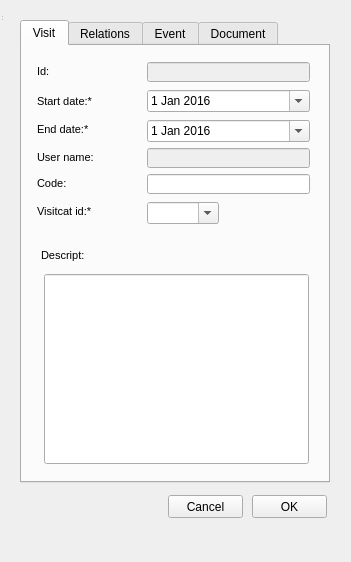
This is ui/add_visit.ui in Giswater/giswater_qgis_plugin as Qt 5 draws it before an edit. The edited form follows.
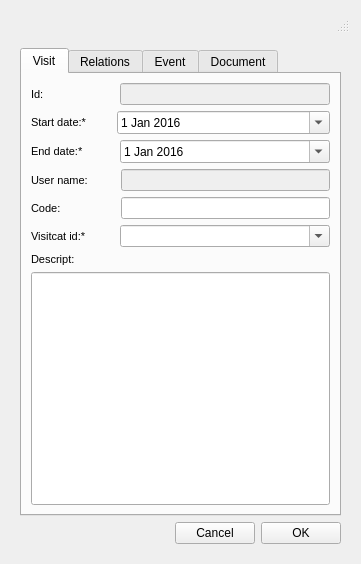
This is the edited form. Icons and pictures are not drawn.

Commit message: Visit tab dynamic size adjustable

```diff
--- a/ui/add_visit.ui
+++ b/ui/add_visit.ui
@@ -6,49 +6,22 @@
    <rect>
     <x>0</x>
     <y>0</y>
-    <width>351</width>
-    <height>562</height>
+    <width>361</width>
+    <height>564</height>
    </rect>
   </property>
   <property name="windowTitle">
    <string>MainWindow</string>
   </property>
-  <widget class="QWidget" name="centralwidget">
-   <widget class="QPushButton" name="btn_accept">
-    <property name="geometry">
-     <rect>
-      <x>252</x>
-      <y>495</y>
-      <width>75</width>
-      <height>23</height>
-     </rect>
-    </property>
-    <property name="text">
-     <string>OK</string>
-    </property>
-   </widget>
-   <widget class="QPushButton" name="btn_cancel">
-    <property name="geometry">
-     <rect>
-      <x>168</x>
-      <y>495</y>
-      <width>75</width>
-      <height>23</height>
-     </rect>
-    </property>
-    <property name="text">
-     <string>Cancel</string>
-    </property>
-   </widget>
+  <layout class="QVBoxLayout" name="verticalLayout_3">
+   <item>
+    <widget class="QStatusBar" name="statusbar"/>
+   </item>
+   <item>
+    <widget class="QWidget" name="centralwidget" native="true">
+     <layout class="QVBoxLayout" name="verticalLayout_2">
+      <item>
    <widget class="QTabWidget" name="tabWidget">
-    <property name="geometry">
-     <rect>
-      <x>20</x>
-      <y>20</y>
-      <width>310</width>
-      <height>463</height>
-     </rect>
-    </property>
     <property name="currentIndex">
      <number>0</number>
     </property>
@@ -56,31 +29,73 @@
      <attribute name="title">
       <string>Visit</string>
      </attribute>
-     <widget class="QLineEdit" name="cur_user">
-      <property name="enabled">
+         <layout class="QVBoxLayout" name="verticalLayout" stretch="0,0,0,0,0,0,0,0">
+          <item>
+           <layout class="QHBoxLayout" name="horizontalLayout" stretch="0,0,1">
+            <item>
+             <widget class="QLabel" name="label_node_type">
+              <property name="font">
+               <font>
+                <pointsize>8</pointsize>
+                <weight>50</weight>
+                <bold>false</bold>
+               </font>
+              </property>
+              <property name="frameShape">
+               <enum>QFrame::NoFrame</enum>
+              </property>
+              <property name="frameShadow">
+               <enum>QFrame::Plain</enum>
+              </property>
+              <property name="text">
+               <string>Id:</string>
+              </property>
+              <property name="textFormat">
+               <enum>Qt::AutoText</enum>
+              </property>
+              <property name="scaledContents">
        <bool>false</bool>
       </property>
-      <property name="geometry">
-       <rect>
-        <x>125</x>
-        <y>102</y>
-        <width>163</width>
+              <property name="alignment">
+               <set>Qt::AlignLeading|Qt::AlignLeft|Qt::AlignVCenter</set>
+              </property>
+              <property name="margin">
+               <number>3</number>
+              </property>
+             </widget>
+            </item>
+            <item>
+             <spacer name="horizontalSpacer_2">
+              <property name="orientation">
+               <enum>Qt::Horizontal</enum>
+              </property>
+              <property name="sizeType">
+               <enum>QSizePolicy::Preferred</enum>
+              </property>
+              <property name="sizeHint" stdset="0">
+               <size>
+                <width>70</width>
         <height>20</height>
-       </rect>
+               </size>
+              </property>
+             </spacer>
+            </item>
+            <item>
+             <widget class="QLineEdit" name="visit_id">
+              <property name="enabled">
+               <bool>false</bool>
       </property>
       <property name="frame">
        <bool>true</bool>
       </property>
      </widget>
+            </item>
+           </layout>
+          </item>
+          <item>
+           <layout class="QHBoxLayout" name="horizontalLayout_2" stretch="0,0,1">
+            <item>
      <widget class="QLabel" name="label_node_type_3">
-      <property name="geometry">
-       <rect>
-        <x>15</x>
-        <y>44</y>
-        <width>103</width>
-        <height>22</height>
-       </rect>
-      </property>
       <property name="font">
        <font>
         <pointsize>8</pointsize>
@@ -110,125 +125,28 @@
        <number>3</number>
       </property>
      </widget>
-     <widget class="QComboBox" name="visitcat_id">
-      <property name="geometry">
-       <rect>
-        <x>125</x>
-        <y>156</y>
-        <width>86</width>
-        <height>25</height>
-       </rect>
-      </property>
-      <property name="editable">
-       <bool>true</bool>
-      </property>
-      <property name="sizeAdjustPolicy">
-       <enum>QComboBox::AdjustToContents</enum>
-      </property>
-     </widget>
-     <widget class="QLineEdit" name="visit_id">
-      <property name="enabled">
-       <bool>false</bool>
-      </property>
-      <property name="geometry">
-       <rect>
-        <x>125</x>
-        <y>16</y>
-        <width>163</width>
+            </item>
+            <item>
+             <spacer name="horizontalSpacer_3">
+              <property name="orientation">
+               <enum>Qt::Horizontal</enum>
+              </property>
+              <property name="sizeType">
+               <enum>QSizePolicy::Fixed</enum>
+              </property>
+              <property name="sizeHint" stdset="0">
+               <size>
+                <width>22</width>
         <height>20</height>
-       </rect>
-      </property>
-      <property name="frame">
-       <bool>true</bool>
-      </property>
-     </widget>
-     <widget class="QDateEdit" name="enddate">
-      <property name="enabled">
-       <bool>true</bool>
-      </property>
-      <property name="geometry">
-       <rect>
-        <x>125</x>
-        <y>74</y>
-        <width>163</width>
-        <height>22</height>
-       </rect>
-      </property>
-      <property name="calendarPopup">
-       <bool>true</bool>
-      </property>
-      <property name="date">
-       <date>
-        <year>2016</year>
-        <month>1</month>
-        <day>1</day>
-       </date>
-      </property>
-     </widget>
-     <widget class="QLabel" name="label_flexunion_code_4">
-      <property name="geometry">
-       <rect>
-        <x>15</x>
-        <y>154</y>
-        <width>100</width>
-        <height>22</height>
-       </rect>
-      </property>
-      <property name="font">
-       <font>
-        <pointsize>8</pointsize>
-       </font>
-      </property>
-      <property name="frameShape">
-       <enum>QFrame::NoFrame</enum>
-      </property>
-      <property name="frameShadow">
-       <enum>QFrame::Plain</enum>
-      </property>
-      <property name="text">
-       <string>Visitcat id:*</string>
-      </property>
-      <property name="textFormat">
-       <enum>Qt::AutoText</enum>
-      </property>
-      <property name="scaledContents">
-       <bool>false</bool>
-      </property>
-      <property name="alignment">
-       <set>Qt::AlignLeading|Qt::AlignLeft|Qt::AlignVCenter</set>
-      </property>
-      <property name="margin">
-       <number>3</number>
-      </property>
-     </widget>
-     <widget class="QLineEdit" name="ext_code">
-      <property name="enabled">
-       <bool>true</bool>
-      </property>
-      <property name="geometry">
-       <rect>
-        <x>125</x>
-        <y>128</y>
-        <width>163</width>
-        <height>20</height>
-       </rect>
-      </property>
-      <property name="frame">
-       <bool>true</bool>
-      </property>
-     </widget>
+               </size>
+              </property>
+             </spacer>
+            </item>
+            <item>
      <widget class="QDateEdit" name="startdate">
       <property name="enabled">
        <bool>true</bool>
       </property>
-      <property name="geometry">
-       <rect>
-        <x>125</x>
-        <y>44</y>
-        <width>163</width>
-        <height>22</height>
-       </rect>
-      </property>
       <property name="calendarPopup">
        <bool>true</bool>
       </property>
@@ -240,91 +158,13 @@
        </date>
       </property>
      </widget>
-     <widget class="QLabel" name="label_node_type_4">
-      <property name="geometry">
-       <rect>
-        <x>15</x>
-        <y>126</y>
-        <width>97</width>
-        <height>22</height>
-       </rect>
-      </property>
-      <property name="font">
-       <font>
-        <pointsize>8</pointsize>
-        <weight>50</weight>
-        <bold>false</bold>
-       </font>
-      </property>
-      <property name="frameShape">
-       <enum>QFrame::NoFrame</enum>
-      </property>
-      <property name="frameShadow">
-       <enum>QFrame::Plain</enum>
-      </property>
-      <property name="text">
-       <string>Code:</string>
-      </property>
-      <property name="textFormat">
-       <enum>Qt::AutoText</enum>
-      </property>
-      <property name="scaledContents">
-       <bool>false</bool>
-      </property>
-      <property name="alignment">
-       <set>Qt::AlignLeading|Qt::AlignLeft|Qt::AlignVCenter</set>
-      </property>
-      <property name="margin">
-       <number>3</number>
-      </property>
-     </widget>
-     <widget class="QLabel" name="label_node_type">
-      <property name="geometry">
-       <rect>
-        <x>15</x>
-        <y>14</y>
-        <width>100</width>
-        <height>22</height>
-       </rect>
-      </property>
-      <property name="font">
-       <font>
-        <pointsize>8</pointsize>
-        <weight>50</weight>
-        <bold>false</bold>
-       </font>
-      </property>
-      <property name="frameShape">
-       <enum>QFrame::NoFrame</enum>
-      </property>
-      <property name="frameShadow">
-       <enum>QFrame::Plain</enum>
-      </property>
-      <property name="text">
-       <string>Id:</string>
-      </property>
-      <property name="textFormat">
-       <enum>Qt::AutoText</enum>
-      </property>
-      <property name="scaledContents">
-       <bool>false</bool>
-      </property>
-      <property name="alignment">
-       <set>Qt::AlignLeading|Qt::AlignLeft|Qt::AlignVCenter</set>
-      </property>
-      <property name="margin">
-       <number>3</number>
-      </property>
-     </widget>
+            </item>
+           </layout>
+          </item>
+          <item>
+           <layout class="QHBoxLayout" name="horizontalLayout_3" stretch="0,0,1">
+            <item>
      <widget class="QLabel" name="label_node_type_2">
-      <property name="geometry">
-       <rect>
-        <x>15</x>
-        <y>72</y>
-        <width>106</width>
-        <height>22</height>
-       </rect>
-      </property>
       <property name="font">
        <font>
         <pointsize>8</pointsize>
@@ -354,15 +194,46 @@
        <number>3</number>
       </property>
      </widget>
+            </item>
+            <item>
+             <spacer name="horizontalSpacer_4">
+              <property name="orientation">
+               <enum>Qt::Horizontal</enum>
+              </property>
+              <property name="sizeType">
+               <enum>QSizePolicy::Fixed</enum>
+              </property>
+              <property name="sizeHint" stdset="0">
+               <size>
+                <width>30</width>
+                <height>20</height>
+               </size>
+              </property>
+             </spacer>
+            </item>
+            <item>
+             <widget class="QDateEdit" name="enddate">
+              <property name="enabled">
+               <bool>true</bool>
+              </property>
+              <property name="calendarPopup">
+               <bool>true</bool>
+              </property>
+              <property name="date">
+               <date>
+                <year>2016</year>
+                <month>1</month>
+                <day>1</day>
+               </date>
+              </property>
+             </widget>
+            </item>
+           </layout>
+          </item>
+          <item>
+           <layout class="QHBoxLayout" name="horizontalLayout_4" stretch="0,0,1">
+            <item>
      <widget class="QLabel" name="label_node_type_5">
-      <property name="geometry">
-       <rect>
-        <x>15</x>
-        <y>100</y>
-        <width>100</width>
-        <height>22</height>
-       </rect>
-      </property>
       <property name="font">
        <font>
         <pointsize>8</pointsize>
@@ -392,25 +263,159 @@
        <number>3</number>
       </property>
      </widget>
-     <widget class="QLineEdit" name="descript">
-      <property name="geometry">
-       <rect>
-        <x>22</x>
-        <y>228</y>
-        <width>265</width>
-        <height>190</height>
-       </rect>
-      </property>
-     </widget>
+            </item>
+            <item>
+             <spacer name="horizontalSpacer_5">
+              <property name="orientation">
+               <enum>Qt::Horizontal</enum>
+              </property>
+              <property name="sizeType">
+               <enum>QSizePolicy::Fixed</enum>
+              </property>
+              <property name="sizeHint" stdset="0">
+               <size>
+                <width>27</width>
+                <height>20</height>
+               </size>
+              </property>
+             </spacer>
+            </item>
+            <item>
+             <widget class="QLineEdit" name="cur_user">
+              <property name="enabled">
+               <bool>false</bool>
+              </property>
+              <property name="frame">
+               <bool>true</bool>
+              </property>
+             </widget>
+            </item>
+           </layout>
+          </item>
+          <item>
+           <layout class="QHBoxLayout" name="horizontalLayout_5" stretch="0,0,1">
+            <item>
+             <widget class="QLabel" name="label_node_type_4">
+              <property name="font">
+               <font>
+                <pointsize>8</pointsize>
+                <weight>50</weight>
+                <bold>false</bold>
+               </font>
+              </property>
+              <property name="frameShape">
+               <enum>QFrame::NoFrame</enum>
+              </property>
+              <property name="frameShadow">
+               <enum>QFrame::Plain</enum>
+              </property>
+              <property name="text">
+               <string>Code:</string>
+              </property>
+              <property name="textFormat">
+               <enum>Qt::AutoText</enum>
+              </property>
+              <property name="scaledContents">
+               <bool>false</bool>
+              </property>
+              <property name="alignment">
+               <set>Qt::AlignLeading|Qt::AlignLeft|Qt::AlignVCenter</set>
+              </property>
+              <property name="margin">
+               <number>3</number>
+              </property>
+             </widget>
+            </item>
+            <item>
+             <spacer name="horizontalSpacer_6">
+              <property name="orientation">
+               <enum>Qt::Horizontal</enum>
+              </property>
+              <property name="sizeType">
+               <enum>QSizePolicy::Fixed</enum>
+              </property>
+              <property name="sizeHint" stdset="0">
+               <size>
+                <width>54</width>
+                <height>20</height>
+               </size>
+              </property>
+             </spacer>
+            </item>
+            <item>
+             <widget class="QLineEdit" name="ext_code">
+              <property name="enabled">
+               <bool>true</bool>
+              </property>
+              <property name="frame">
+               <bool>true</bool>
+              </property>
+             </widget>
+            </item>
+           </layout>
+          </item>
+          <item>
+           <layout class="QHBoxLayout" name="horizontalLayout_6" stretch="0,0,1">
+            <item>
+             <widget class="QLabel" name="label_flexunion_code_4">
+              <property name="font">
+               <font>
+                <pointsize>8</pointsize>
+               </font>
+              </property>
+              <property name="frameShape">
+               <enum>QFrame::NoFrame</enum>
+              </property>
+              <property name="frameShadow">
+               <enum>QFrame::Plain</enum>
+              </property>
+              <property name="text">
+               <string>Visitcat id:*</string>
+              </property>
+              <property name="textFormat">
+               <enum>Qt::AutoText</enum>
+              </property>
+              <property name="scaledContents">
+               <bool>false</bool>
+              </property>
+              <property name="alignment">
+               <set>Qt::AlignLeading|Qt::AlignLeft|Qt::AlignVCenter</set>
+              </property>
+              <property name="margin">
+               <number>3</number>
+              </property>
+             </widget>
+            </item>
+            <item>
+             <spacer name="horizontalSpacer_7">
+              <property name="orientation">
+               <enum>Qt::Horizontal</enum>
+              </property>
+              <property name="sizeType">
+               <enum>QSizePolicy::Fixed</enum>
+              </property>
+              <property name="sizeHint" stdset="0">
+               <size>
+                <width>27</width>
+                <height>20</height>
+               </size>
+              </property>
+             </spacer>
+            </item>
+            <item>
+             <widget class="QComboBox" name="visitcat_id">
+              <property name="editable">
+               <bool>true</bool>
+              </property>
+              <property name="sizeAdjustPolicy">
+               <enum>QComboBox::AdjustToContents</enum>
+              </property>
+             </widget>
+            </item>
+           </layout>
+          </item>
+          <item>
      <widget class="QLabel" name="label_flexunion_code_5">
-      <property name="geometry">
-       <rect>
-        <x>19</x>
-        <y>198</y>
-        <width>100</width>
-        <height>22</height>
-       </rect>
-      </property>
       <property name="font">
        <font>
         <pointsize>8</pointsize>
@@ -438,6 +443,18 @@
        <number>3</number>
       </property>
      </widget>
+          </item>
+          <item>
+           <widget class="QLineEdit" name="descript">
+            <property name="sizePolicy">
+             <sizepolicy hsizetype="Expanding" vsizetype="Expanding">
+              <horstretch>0</horstretch>
+              <verstretch>0</verstretch>
+             </sizepolicy>
+            </property>
+           </widget>
+          </item>
+         </layout>
     </widget>
     <widget class="QWidget" name="N">
      <attribute name="title">
@@ -845,8 +862,42 @@
      </widget>
     </widget>
    </widget>
-  </widget>
-  <widget class="QStatusBar" name="statusbar"/>
+      </item>
+      <item>
+       <layout class="QHBoxLayout" name="horizontalLayout_7">
+        <item>
+         <spacer name="horizontalSpacer">
+          <property name="orientation">
+           <enum>Qt::Horizontal</enum>
+          </property>
+          <property name="sizeHint" stdset="0">
+           <size>
+            <width>40</width>
+            <height>20</height>
+           </size>
+          </property>
+         </spacer>
+        </item>
+        <item>
+         <widget class="QPushButton" name="btn_cancel">
+          <property name="text">
+           <string>Cancel</string>
+          </property>
+         </widget>
+        </item>
+        <item>
+         <widget class="QPushButton" name="btn_accept">
+          <property name="text">
+           <string>OK</string>
+          </property>
+         </widget>
+        </item>
+       </layout>
+      </item>
+     </layout>
+    </widget>
+   </item>
+  </layout>
  </widget>
  <resources/>
  <connections/>
```
Left out of the diff: 11 changed lines with no effect on the pictures. Lines whose indentation alone changed are shown as unchanged.
